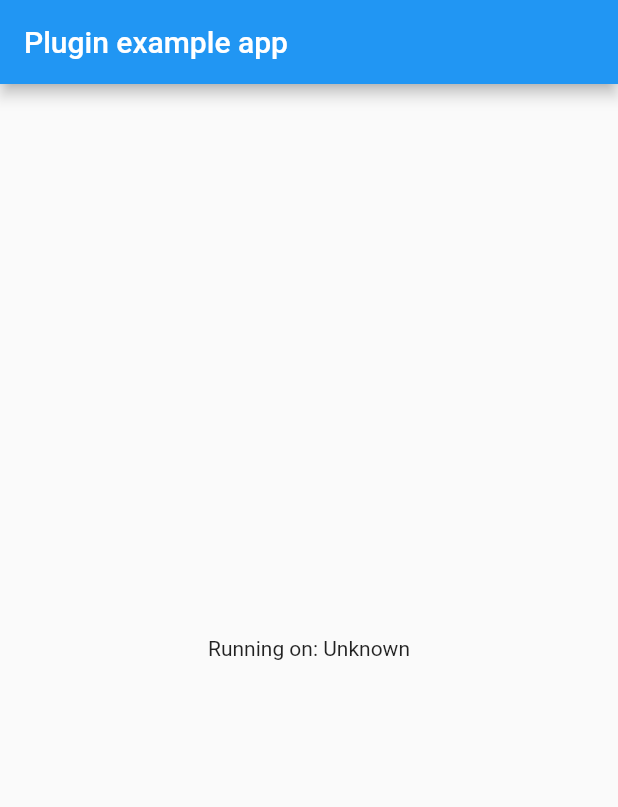
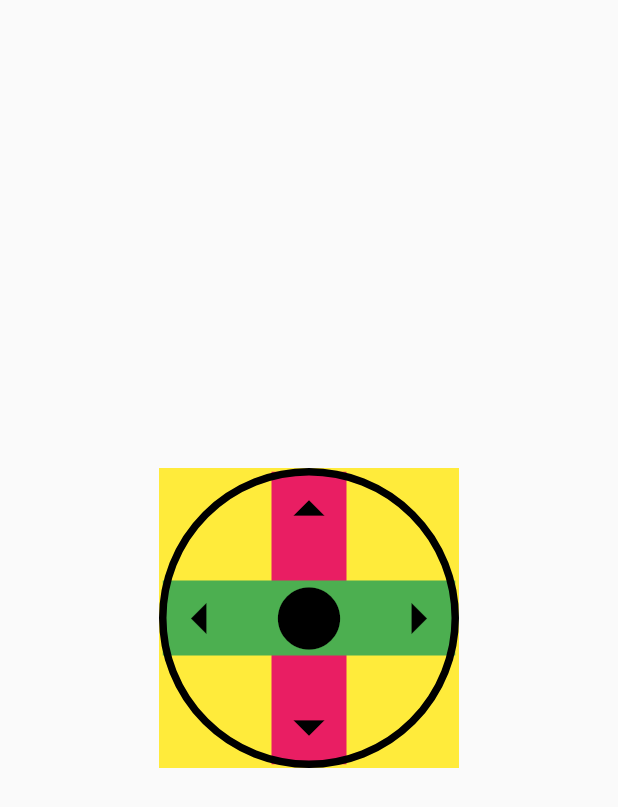
Before and after one commit to yiv/game_joystick, a Flutter app: the screen it shows after launch, on a phone screen of 412 x 824 dp. Shown: the top 807 px of the screen. Run offline on Flutter 3.47's test engine with Material 2 defaults, Android fonts, the phone set to English and light mode, and no system bars.

Commit message:
joystick

```diff
--- a/example/lib/main.dart
+++ b/example/lib/main.dart
@@ -1,57 +1,21 @@
 import 'package:flutter/material.dart';
-import 'dart:async';
-
-import 'package:flutter/services.dart';
 import 'package:game_joystick/game_joystick.dart';
 
 void main() {
-  runApp(MyApp());
+  runApp(TestApp());
 }
 
-class MyApp extends StatefulWidget {
-  @override
-  _MyAppState createState() => _MyAppState();
-}
 
-class _MyAppState extends State<MyApp> {
-  String _platformVersion = 'Unknown';
-
-  @override
-  void initState() {
-    super.initState();
-    initPlatformState();
-  }
-
-  // Platform messages are asynchronous, so we initialize in an async method.
-  Future<void> initPlatformState() async {
-    String platformVersion;
-    // Platform messages may fail, so we use a try/catch PlatformException.
-    try {
-      platformVersion = await GameJoystick.platformVersion;
-    } on PlatformException {
-      platformVersion = 'Failed to get platform version.';
-    }
-
-    // If the widget was removed from the tree while the asynchronous platform
-    // message was in flight, we want to discard the reply rather than calling
-    // setState to update our non-existent appearance.
-    if (!mounted) return;
-
-    setState(() {
-      _platformVersion = platformVersion;
-    });
-  }
-
+class TestApp extends StatelessWidget {
   @override
   Widget build(BuildContext context) {
     return MaterialApp(
       home: Scaffold(
-        appBar: AppBar(
-          title: const Text('Plugin example app'),
-        ),
-        body: Center(
-          child: Text('Running on: $_platformVersion\n'),
-        ),
+        body: Center(child: Container(
+            color: Colors.grey,
+            width: 200,
+            height: 200,
+            child: Joystick(lineColor: Colors.black, lineWidth: 5, verticalController: true, horizontalController: true,))),
       ),
     );
   }
--- a/lib/game_joystick.dart
+++ b/lib/game_joystick.dart
@@ -1,14 +1,146 @@
+import 'dart:math';
 
-import 'dart:async';
+import 'package:flutter/cupertino.dart';
+import 'package:flutter/material.dart';
+import 'package:game_joystick/joystick_outline.dart';
 
-import 'package:flutter/services.dart';
+class Joystick extends StatefulWidget {
+  @override
+  _JoystickState createState() => _JoystickState();
 
-class GameJoystick {
-  static const MethodChannel _channel =
-      const MethodChannel('game_joystick');
+  final double lineWidth;
+  final Color lineColor;
+  final bool horizontalController;
+  final bool verticalController;
+  final bool horizontalControllerFixed;
+  final bool verticalControllerFixed;
+  final bool horizontalControllerBackToCenter;
+  final bool verticalControllerBackToCenter;
 
-  static Future<String> get platformVersion async {
-    final String version = await _channel.invokeMethod('getPlatformVersion');
-    return version;
+  Joystick(
+      {this.lineWidth,
+      this.lineColor,
+      this.horizontalController = true,
+      this.verticalController = true,
+      this.horizontalControllerFixed = false,
+      this.verticalControllerFixed = false,
+      this.horizontalControllerBackToCenter = true,
+      this.verticalControllerBackToCenter = true});
+}
+
+class _JoystickState extends State<Joystick> {
+  double _top;
+  double _left;
+
+  @override
+  Widget build(BuildContext context) {
+    print('edwin 35# ${cos(30)}');
+    return LayoutBuilder(
+        builder: (BuildContext context, BoxConstraints constraints) {
+      return GestureDetector(
+        // onTap: (){
+        //   print('hello tap');
+        // },
+        onPanEnd: (DragEndDetails details) {
+          // print('onPanCancel');
+          if (widget.verticalControllerBackToCenter) {
+            setState(() {
+              _left = constraints.maxWidth / 2 -
+                  constraints.maxWidth / 8 -
+                  widget.lineWidth / 2;
+            });
+          }
+          if (widget.horizontalControllerBackToCenter) {
+            setState(() {
+              _top = constraints.maxWidth / 2 -
+                  constraints.maxWidth / 8 -
+                  widget.lineWidth / 2;
+            });
+          }
+        },
+        onPanUpdate: (DragUpdateDetails details) {
+          double newTop = details.localPosition.dy - constraints.maxWidth / 8;
+          double newLeft = details.localPosition.dx - constraints.maxWidth / 8;
+          if (_left != null || _top != null) {
+            if (widget.horizontalControllerFixed) {
+              newTop = constraints.maxWidth / 2 -
+                  constraints.maxWidth / 8 -
+                  widget.lineWidth / 2;
+            }
+            if (widget.verticalControllerFixed) {
+              newLeft = constraints.maxWidth / 2 -
+                  constraints.maxWidth / 8 -
+                  widget.lineWidth / 2;
+            }
+          }
+          setState(() {
+            _top = newTop;
+            _left = newLeft;
+            // print('setState _top=$_top, _left=$_left');
+          });
+          // print(
+          //     'DragUpdateDetails position=${details.localPosition}, x=${details.localPosition.dx}, y=${details.localPosition.dy}, width=${constraints.maxWidth}, newTop=$newTop, newLeft=$newLeft');
+        },
+        child: Container(
+          padding: EdgeInsets.all(widget.lineWidth / 2),
+          color: Colors.yellow,
+          child: Stack(alignment: Alignment.center, children: [
+            widget.verticalController
+                ? Container(
+                    color: Colors.pink,
+                    child: Column(
+                      mainAxisAlignment: MainAxisAlignment.spaceBetween,
+                      children: [
+                        Icon(
+                          Icons.arrow_drop_up_outlined,
+                          size: constraints.maxWidth / 4,
+                          color: widget.lineColor,
+                        ),
+                        Icon(
+                          Icons.arrow_drop_down_outlined,
+                          size: constraints.maxWidth / 4,
+                          color: widget.lineColor,
+                        )
+                      ],
+                    ),
+                  )
+                : Container(),
+            widget.horizontalController
+                ? Container(
+                    color: Colors.green,
+                    child: Row(
+                      mainAxisAlignment: MainAxisAlignment.spaceBetween,
+                      children: [
+                        Icon(
+                          Icons.arrow_left_outlined,
+                          size: constraints.maxWidth / 4,
+                          color: widget.lineColor,
+                        ),
+                        Icon(
+                          Icons.arrow_right_outlined,
+                          size: constraints.maxWidth / 4,
+                          color: widget.lineColor,
+                        )
+                      ],
+                    ),
+                  )
+                : Container(),
+            JoystickOutline(
+                lineColor: widget.lineColor, lineWidth: widget.lineWidth),
+            Positioned(
+              top: _top,
+              left: _left,
+              child: Container(
+                child: Icon(
+                  Icons.circle,
+                  size: constraints.maxWidth / 4,
+                  color: widget.lineColor,
+                ),
+              ),
+            ),
+          ]),
+        ),
+      );
+    });
   }
 }
--- /dev/null
+++ b/lib/joystick_outline.dart
@@ -0,0 +1,48 @@
+import 'dart:math';
+
+import 'package:flutter/cupertino.dart';
+
+
+class JoystickOutline extends StatelessWidget {
+  final double lineWidth;
+  final Color lineColor;
+
+  JoystickOutline({this.lineColor, this.lineWidth});
+  @override
+  Widget build(BuildContext context) {
+    return Center(
+      child: Container(
+        child: CustomPaint(
+          size: Size.infinite,
+          painter: CirclePainter(lineColor: lineColor, lineWidth: lineWidth),
+          child: null,
+        ),
+      ),
+    );
+  }
+}
+
+
+class CirclePainter extends CustomPainter {
+  Color lineColor;
+  double lineWidth;
+
+  CirclePainter( {this.lineColor, this.lineWidth});
+
+  @override
+  void paint(Canvas canvas, Size size) {
+    Offset center = new Offset(size.width / 2, size.height / 2);
+    double radius = min(size.width / 2, size.height / 2);
+    Paint line = new Paint()
+      ..color = lineColor
+      ..strokeCap = StrokeCap.round
+      ..style = PaintingStyle.stroke
+      ..strokeWidth = lineWidth;
+    canvas.drawCircle(center, radius, line);
+  }
+
+  @override
+  bool shouldRepaint(covariant CustomPainter oldDelegate) {
+    return false;
+  }
+}
```
Also changed, not shown: 4 other files.
